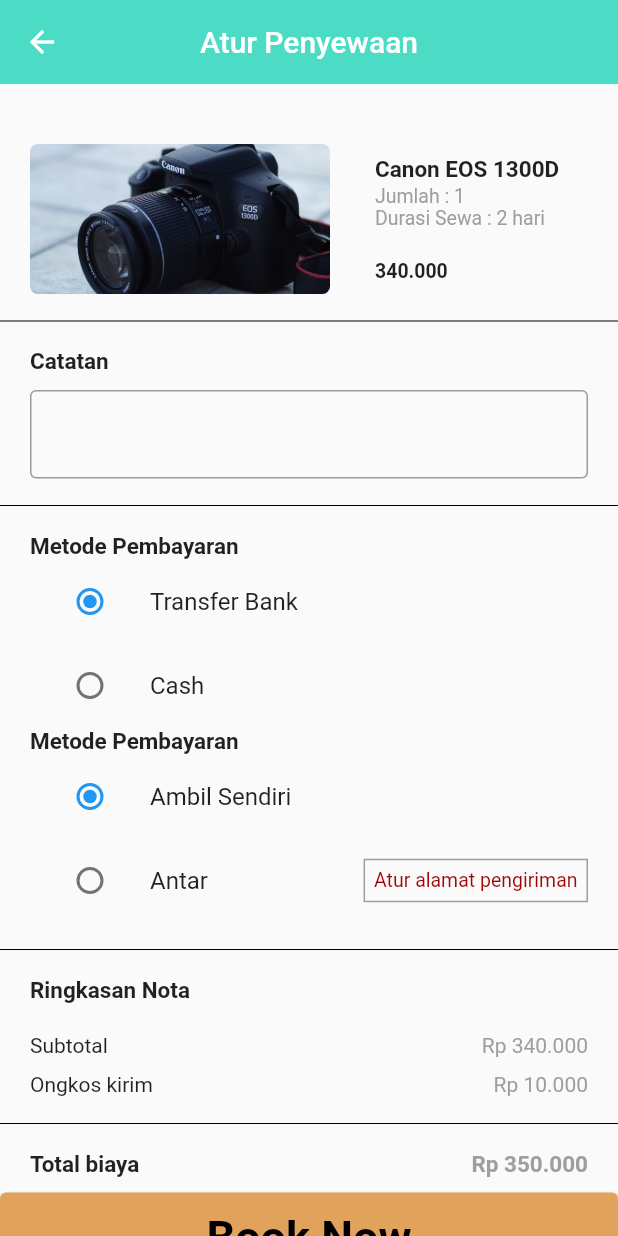
After one commit to dinggasukapaus/shutter_cam, a Flutter app: the ArrangeRental screen opened directly, on a phone screen of 412 x 824 dp. The commit adds this screen. Run offline on Flutter 3.47's test engine with Material 2 defaults, Android fonts, the phone set to English and light mode, and no system bars; our stand-ins replace google_maps_flutter, image_picker.

Commit message:
done atur penyewaan

```diff
--- a/lib/main.dart
+++ b/lib/main.dart
@@ -1,5 +1,6 @@
 import 'package:flutter/material.dart';
 import 'package:shutter_cam/welcome_screen/splash.dart';
+// import 'package:shutter_cam/main_page/arrangeRental.dart';
 import 'package:flutter/services.dart';
 
 void main() {
--- /dev/null
+++ b/lib/main_page/arrangeRental.dart
@@ -0,0 +1,353 @@
+import 'dart:ui';
+
+import 'package:flutter/material.dart';
+import 'package:shutter_cam/main_page/setAddress.dart';
+
+class ArrangeRental extends StatefulWidget {
+  const ArrangeRental({Key? key}) : super(key: key);
+
+  @override
+  State<ArrangeRental> createState() => _ArrangeRentalState();
+}
+
+class _ArrangeRentalState extends State<ArrangeRental> {
+  String _selected = "Transfer";
+  String _selected2 = "Ambil";
+  @override
+  Widget build(BuildContext context) {
+    return Scaffold(
+      appBar: AppBar(
+        centerTitle: true,
+        elevation: 0.0,
+        shadowColor: Colors.transparent,
+        backgroundColor: const Color.fromRGBO(76, 219, 196, 1),
+        title: const Text("Atur Penyewaan"),
+      ),
+      body: Column(
+        children: [
+          const SizedBox(
+            height: 30,
+          ),
+          Row(
+            children: [
+              Expanded(
+                child: Container(
+                  decoration: const BoxDecoration(
+                    borderRadius: BorderRadius.all(
+                      Radius.circular(5),
+                    ),
+                  ),
+                  padding:
+                      const EdgeInsets.symmetric(horizontal: 20, vertical: 10),
+                  child: Row(
+                    //Center Row contents horizontally,
+                    crossAxisAlignment: CrossAxisAlignment
+                        .center, //Center Row contents vertically,
+                    children: [
+                      Container(
+                        width: 200,
+                        height: 100,
+                        decoration: const BoxDecoration(
+                          color: Colors.white,
+                          borderRadius: BorderRadius.all(
+                            Radius.circular(5),
+                          ),
+                        ),
+                        child: ClipRRect(
+                          borderRadius: BorderRadius.circular(5),
+                          child: Image.asset(
+                            "assets/images/camera1.jpg",
+                            fit: BoxFit.cover,
+                            height: MediaQuery.of(context).size.height,
+                            width: MediaQuery.of(context).size.width,
+                          ),
+                        ),
+                      ),
+                      const SizedBox(
+                        width: 30,
+                      ),
+                      Expanded(
+                        child: Column(
+                          crossAxisAlignment: CrossAxisAlignment.start,
+                          children: const [
+                            Text(
+                              "Canon EOS 1300D",
+                              style: TextStyle(
+                                fontSize: 15,
+                                fontWeight: FontWeight.bold,
+                              ),
+                            ),
+                            SizedBox(
+                              height: 1,
+                            ),
+                            Text(
+                              "Jumlah : 1",
+                              style: TextStyle(
+                                fontSize: 13,
+                                color: Colors.grey,
+                              ),
+                            ),
+                            Text(
+                              "Durasi Sewa : 2 hari",
+                              style: TextStyle(
+                                fontSize: 13,
+                                color: Colors.grey,
+                              ),
+                            ),
+                            SizedBox(
+                              height: 20,
+                            ),
+                            Text(
+                              "340.000",
+                              style: TextStyle(
+                                fontSize: 13,
+                                fontWeight: FontWeight.bold,
+                              ),
+                            ),
+                          ],
+                        ),
+                      )
+                    ],
+                  ),
+                ),
+              ),
+            ],
+          ),
+          const Divider(
+            color: Colors.black,
+          ),
+          Row(
+            children: [
+              Expanded(
+                child: Container(
+                  padding:
+                      const EdgeInsets.symmetric(horizontal: 20, vertical: 10),
+                  child: Column(
+                    mainAxisAlignment: MainAxisAlignment
+                        .center, //Center Row contents horizontally,
+                    crossAxisAlignment: CrossAxisAlignment.start,
+                    children: [
+                      Text(
+                        "Catatan",
+                        style: TextStyle(
+                          fontSize: 15,
+                          fontWeight: FontWeight.bold,
+                        ),
+                      ),
+                      SizedBox(
+                        height: 10,
+                      ),
+                      TextField(
+                        decoration: InputDecoration(
+                          floatingLabelBehavior: FloatingLabelBehavior.never,
+                          border: OutlineInputBorder(
+                              // Apply corner radius
+                              ),
+                          hintText: '',
+                        ),
+                      ),
+                    ],
+                  ),
+                ),
+              ),
+            ],
+          ),
+          const Divider(
+            color: Colors.black,
+          ),
+          Container(
+            width: double.infinity,
+            margin: const EdgeInsets.symmetric(horizontal: 20, vertical: 10),
+            child: Column(
+              crossAxisAlignment: CrossAxisAlignment.start,
+              children: [
+                Text(
+                  "Metode Pembayaran",
+                  style: TextStyle(
+                    fontSize: 15,
+                    fontWeight: FontWeight.bold,
+                  ),
+                ),
+                ListTile(
+                  leading: Radio<String>(
+                    value: 'Transfer',
+                    groupValue: _selected,
+                    onChanged: (value) {
+                      setState(() {
+                        _selected = value!;
+                      });
+                    },
+                  ),
+                  title: const Text('Transfer Bank'),
+                ),
+                ListTile(
+                  leading: Radio<String>(
+                    value: 'Cash',
+                    groupValue: _selected,
+                    onChanged: (value) {
+                      setState(() {
+                        _selected = value!;
+                      });
+                    },
+                  ),
+                  title: const Text('Cash'),
+                ),
+                Text(
+                  "Metode Pembayaran",
+                  style: TextStyle(
+                    fontSize: 15,
+                    fontWeight: FontWeight.bold,
+                  ),
+                ),
+                ListTile(
+                  leading: Radio<String>(
+                    value: 'Ambil',
+                    groupValue: _selected2,
+                    onChanged: (value) {
+                      setState(() {
+                        _selected2 = value!;
+                      });
+                    },
+                  ),
+                  title: const Text('Ambil Sendiri'),
+                ),
+                Row(
+                  children: [
+                    Expanded(
+                      child: ListTile(
+                        leading: Radio<String>(
+                          value: 'Antar',
+                          groupValue: _selected2,
+                          onChanged: (value) {
+                            setState(() {
+                              _selected2 = value!;
+                            });
+                          },
+                        ),
+                        title: const Text('Antar'),
+                      ),
+                    ),
+                    Container(
+                        padding: EdgeInsets.all(6.0),
+                        decoration: BoxDecoration(
+                          border: Border.all(color: Colors.grey),
+                        ),
+                        child: GestureDetector(
+                          onTap: () {
+                            Navigator.push(
+                              context,
+                              MaterialPageRoute(
+                                  builder: (context) => const SetAddres()),
+                            );
+                          },
+                          child: Text(
+                            "Atur alamat pengiriman",
+                            style: TextStyle(
+                              fontSize: 13,
+                              color: Color.fromARGB(255, 158, 5, 5),
+                            ),
+                          ),
+                        )),
+                  ],
+                ),
+              ],
+            ),
+          ),
+          const Divider(
+            color: Colors.black,
+          ),
+          Container(
+            width: double.infinity,
+            margin: const EdgeInsets.symmetric(horizontal: 20, vertical: 10),
+            child: Column(
+              crossAxisAlignment: CrossAxisAlignment.start,
+              children: [
+                Text(
+                  "Ringkasan Nota",
+                  style: TextStyle(
+                    fontSize: 15,
+                    fontWeight: FontWeight.bold,
+                  ),
+                ),
+                SizedBox(
+                  height: 20,
+                ),
+                Row(
+                  children: [
+                    Expanded(
+                      child: Text("Subtotal"),
+                    ),
+                    Text(
+                      "Rp 340.000",
+                      style: TextStyle(color: Colors.grey),
+                    )
+                  ],
+                ),
+                SizedBox(
+                  height: 10,
+                ),
+                Row(
+                  children: [
+                    Expanded(
+                      child: Text("Ongkos kirim"),
+                    ),
+                    Text(
+                      "Rp 10.000",
+                      style: TextStyle(color: Colors.grey),
+                    )
+                  ],
+                )
+              ],
+            ),
+          ),
+          const Divider(
+            color: Colors.black,
+          ),
+          Container(
+            width: double.infinity,
+            margin: const EdgeInsets.symmetric(horizontal: 20, vertical: 10),
+            child: Row(
+              children: [
+                Expanded(
+                  child: Text(
+                    "Total biaya",
+                    style: TextStyle(
+                      fontSize: 15,
+                      fontWeight: FontWeight.bold,
+                    ),
+                  ),
+                ),
+                Text(
+                  "Rp 350.000",
+                  style: TextStyle(
+                    fontSize: 15,
+                    fontWeight: FontWeight.bold,
+                    color: Colors.grey,
+                  ),
+                ),
+              ],
+            ),
+          ),
+          Spacer(),
+          ElevatedButton(
+            style: ElevatedButton.styleFrom(
+              minimumSize: const Size.fromHeight(60),
+              primary: Color.fromARGB(255, 225, 162, 91),
+            ),
+            child: const Text(
+              'Book Now',
+              style: TextStyle(
+                  fontWeight: FontWeight.bold,
+                  fontSize: 30,
+                  color: Colors.black),
+            ),
+            onPressed: () {
+              Navigator.push(context,
+                  MaterialPageRoute(builder: (context) => const SetAddres()));
+            },
+          ),
+        ],
+      ),
+    );
+  }
+}
```
